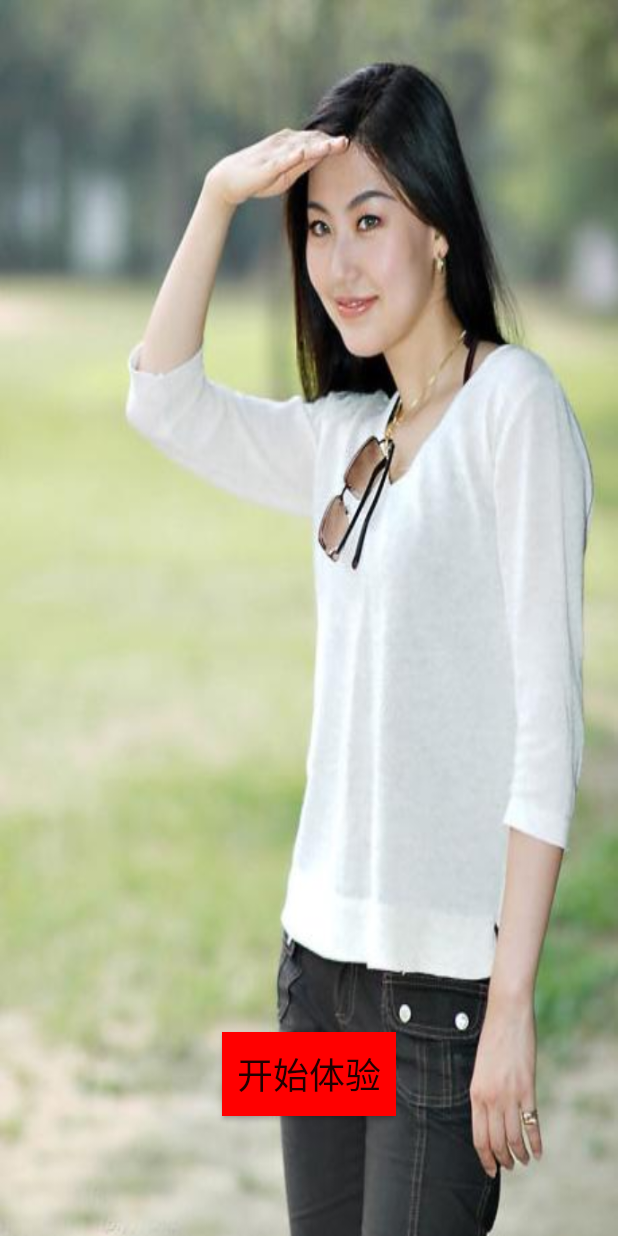
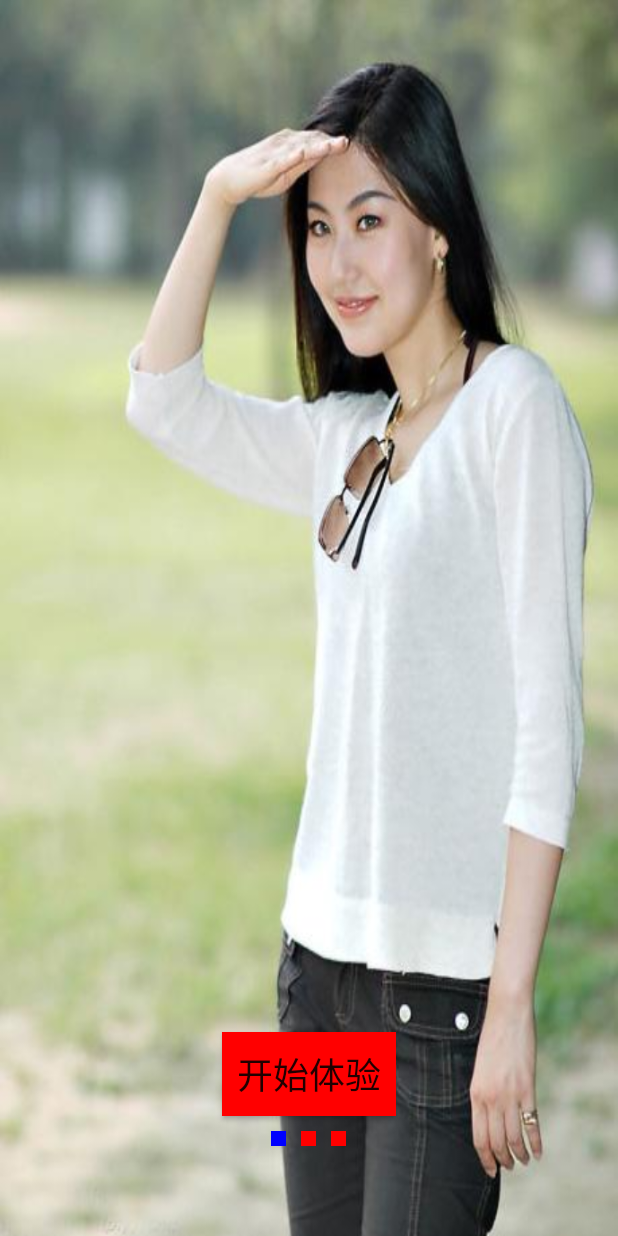
Before and after one commit to eeroom/zl.zhonglijia, an Android app: the screen it shows after launch (GuidActivity), on a phone screen of 412 x 824 dp. Run offline under Robolectric (Android 15) with nearby library versions, the phone set to English and light mode, and no system bars; libraries missing offline, so code that uses them is left out: com.alibaba.fastjson.

Commit message:
增加新手引导页，viewpage的序列索引 动态

```diff
--- a/app/src/main/java/com/azeroth/bwl/BwActivity.java
+++ b/app/src/main/java/com/azeroth/bwl/BwActivity.java
@@ -2,10 +2,12 @@ package com.azeroth.bwl;
 
 import android.app.Activity;
 import android.content.Context;
+import android.content.res.Resources;
 import android.os.Handler;
 import android.os.Looper;
 import android.os.Message;
 import android.util.Log;
+import android.util.TypedValue;
 import android.view.View;
 import android.widget.Toast;
 
@@ -148,4 +150,10 @@ public class BwActivity extends Activity
             this.handler.post(this.wrapperRunnable(()->fn.invoke(responseValue)));
         })).start();
     }
+
+    public int dip2px(Context context, float dipValue){
+        Resources r = context.getResources();
+        return (int) TypedValue.applyDimension(
+                TypedValue.COMPLEX_UNIT_DIP, dipValue, r.getDisplayMetrics());
+    }
 }
--- a/app/src/main/java/com/azeroth/bwl/GuidActivity.java
+++ b/app/src/main/java/com/azeroth/bwl/GuidActivity.java
@@ -5,13 +5,15 @@ import android.support.v4.view.PagerAdapter;
 import android.support.v4.view.ViewPager;
 import android.support.v7.app.AppCompatActivity;
 import android.os.Bundle;
+import android.view.MotionEvent;
 import android.view.View;
 import android.view.ViewGroup;
 import android.widget.ImageView;
+import android.widget.RelativeLayout;
 
 import java.util.ArrayList;
 
-public class GuidActivity extends BwActivity {
+public class GuidActivity extends BwActivity implements ViewPager.OnPageChangeListener {
 
     @Override
     protected void onCreate(Bundle savedInstanceState) {
@@ -19,6 +21,27 @@ public class GuidActivity extends BwActivity {
         setContentView(R.layout.activity_guid);
         ViewPager vpview= (ViewPager)this.findViewById(R.id.guidVpview);
         vpview.setAdapter(new GuidAdapter(this));
+        vpview.addOnPageChangeListener(this);
+    }
+
+    @Override
+    public void onPageScrolled(int position, float positionOffset, int positionOffsetPixels) {
+        ImageView imgv= (ImageView) this.findViewById(R.id.guidImgRedPoint);
+        //position*(形状宽度+间距)+偏移百分百*间距，position从0开始，所以不需要-1
+        float offset= position*(10+10)+positionOffset*10.0f;
+        RelativeLayout.LayoutParams parameter=(RelativeLayout.LayoutParams)imgv.getLayoutParams();
+        parameter.leftMargin=dip2px(this,offset) ;
+        imgv.setLayoutParams(parameter);
+    }
+
+    @Override
+    public void onPageSelected(int position) {
+
+    }
+
+    @Override
+    public void onPageScrollStateChanged(int state) {
+
     }
 
     class GuidAdapter extends  PagerAdapter{
--- /dev/null
+++ b/app/src/main/res/drawable/gui_pointer.xml
@@ -0,0 +1,5 @@
+<?xml version="1.0" encoding="utf-8"?>
+<shape xmlns:android="http://schemas.android.com/apk/res/android"
+    android:shape="oval">
+    <size android:height="10dp" android:width="10dp"></size>
+</shape>
--- a/app/src/main/res/layout/activity_guid.xml
+++ b/app/src/main/res/layout/activity_guid.xml
@@ -22,4 +22,47 @@
         android:background="@drawable/btn_selector"
         android:padding="10dp"
         android:text="开始体验"/>
+    <RelativeLayout
+        android:layout_alignParentBottom="true"
+        android:layout_marginBottom="60dp"
+        android:layout_width="wrap_content"
+        android:layout_centerHorizontal="true"
+        android:layout_height="wrap_content">
+
+        <LinearLayout
+            android:layout_width="wrap_content"
+            android:layout_height="wrap_content"
+            android:layout_alignParentStart="true"
+            android:layout_marginStart="0dp"
+            android:orientation="horizontal">
+
+            <ImageView
+                android:layout_width="wrap_content"
+                android:layout_height="wrap_content"
+                android:background="#f00"
+                android:src="@drawable/gui_pointer" />
+
+            <ImageView
+                android:layout_width="wrap_content"
+                android:layout_height="wrap_content"
+                android:layout_marginLeft="10dp"
+                android:background="#f00"
+                android:src="@drawable/gui_pointer" />
+
+            <ImageView
+                android:layout_width="wrap_content"
+                android:layout_height="wrap_content"
+                android:layout_marginLeft="10dp"
+                android:background="#f00"
+                android:src="@drawable/gui_pointer" />
+        </LinearLayout>
+        <ImageView
+            android:id="@+id/guidImgRedPoint"
+            android:layout_width="wrap_content"
+            android:layout_height="wrap_content"
+            android:src="@drawable/gui_pointer"
+            android:background="#00f"/>
+    </RelativeLayout>
+
+
 </RelativeLayout>
```
